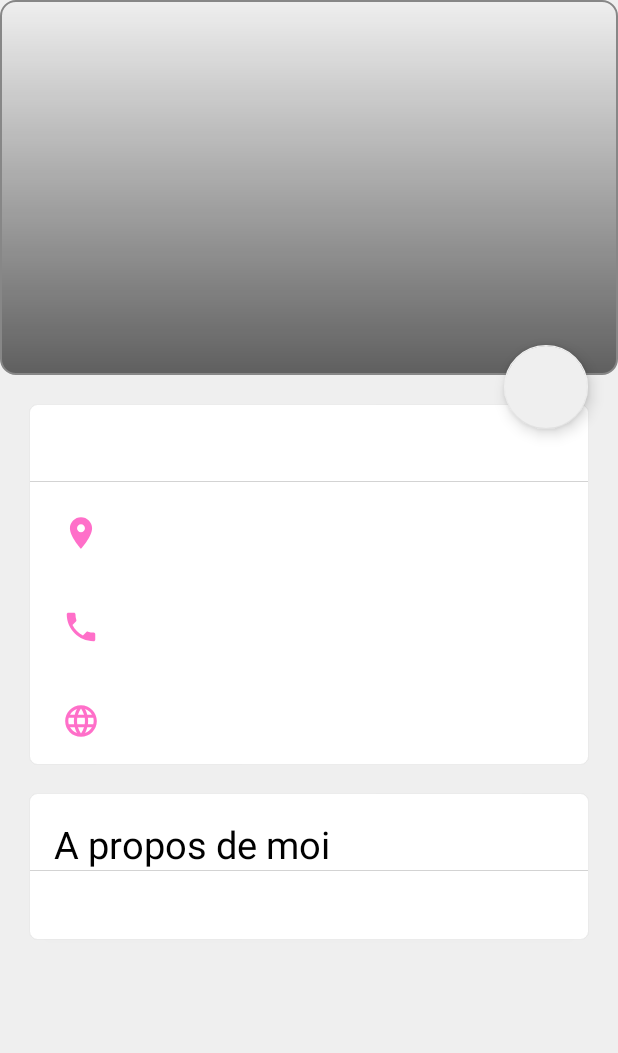
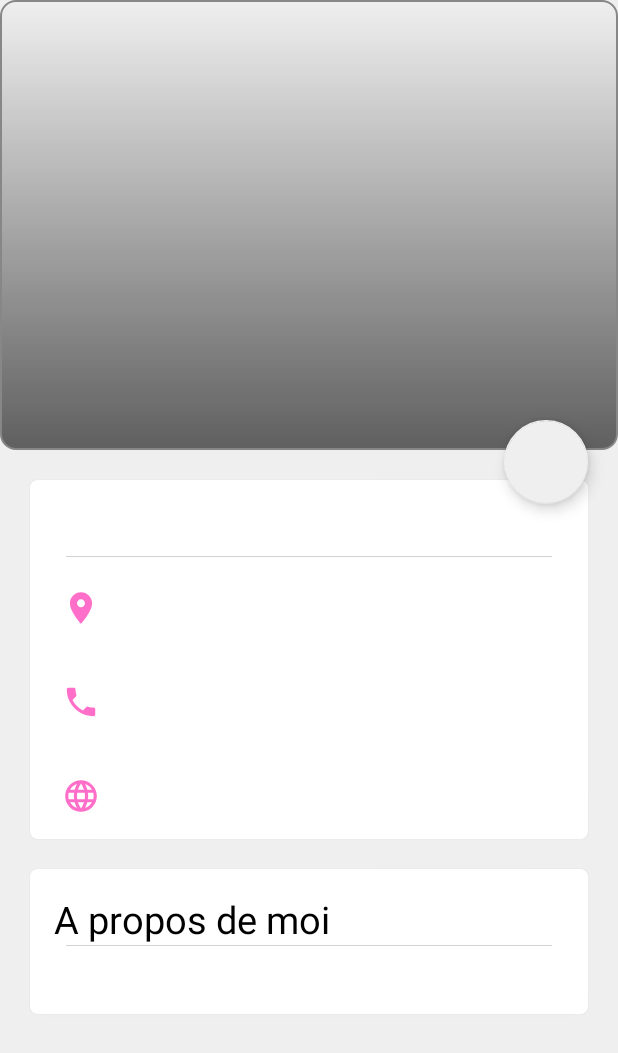
Before and after one commit to TechDija/Entre-Voisins, an Android app: the layout activity_profile.xml on its own in the app's theme, with its tools: preview values and no code run, on a phone screen of 412 x 824 dp. Shown: the top 1053 px of the screen. Run offline under Robolectric (Android 15) with nearby library versions, the phone set to English and light mode, and no system bars.

Commit message:
27.10 cleanup

```diff
--- a/app/src/main/java/com/openclassrooms/entrevoisins/di/DI.java
+++ b/app/src/main/java/com/openclassrooms/entrevoisins/di/DI.java
@@ -12,6 +12,7 @@ public class DI {
 
     /**
      * Get an instance on @{@link NeighbourApiService}
+     *
      * @return
      */
     public static NeighbourApiService getNeighbourApiService() {
@@ -20,6 +21,7 @@ public class DI {
 
     /**
      * Get always a new instance on @{@link NeighbourApiService}. Useful for tests, so we ensure the context is clean.
+     *
      * @return
      */
     public static NeighbourApiService getNewInstanceApiService() {
--- a/app/src/main/java/com/openclassrooms/entrevoisins/events/DeleteNeighbourEvent.java
+++ b/app/src/main/java/com/openclassrooms/entrevoisins/events/DeleteNeighbourEvent.java
@@ -14,6 +14,7 @@ public class DeleteNeighbourEvent {
 
     /**
      * Constructor.
+     *
      * @param neighbour
      */
     public DeleteNeighbourEvent(Neighbour neighbour) {
--- a/app/src/main/java/com/openclassrooms/entrevoisins/service/DummyNeighbourApiService.java
+++ b/app/src/main/java/com/openclassrooms/entrevoisins/service/DummyNeighbourApiService.java
@@ -8,7 +8,7 @@ import java.util.List;
 /**
  * Dummy mock for the Api
  */
-public class DummyNeighbourApiService implements  NeighbourApiService {
+public class DummyNeighbourApiService implements NeighbourApiService {
 
     private List<Neighbour> neighbours = DummyNeighbourGenerator.generateNeighbours();
 
@@ -39,11 +39,11 @@ public class DummyNeighbourApiService implements  NeighbourApiService {
     }
 
     @Override
-
     public void addToFavouriteNeighbours(Neighbour neighbour) {
         neighbours.get(neighbours.indexOf(neighbour)).setIsFavourite(true);
     }
 
+    @Override
     public void removeFromFavouriteNeighbours(Neighbour neighbour) {
         neighbours.get(neighbours.indexOf(neighbour)).setIsFavourite(false);
     }
--- a/app/src/main/java/com/openclassrooms/entrevoisins/service/NeighbourApiService.java
+++ b/app/src/main/java/com/openclassrooms/entrevoisins/service/NeighbourApiService.java
@@ -12,23 +12,26 @@ public interface NeighbourApiService {
 
     /**
      * Get all my Neighbours
+     *
      * @return {@link List}
      */
     List<Neighbour> getNeighbours();
 
     /**
      * Deletes a neighbour
+     *
      * @param neighbour
      */
     void deleteNeighbour(Neighbour neighbour);
 
     /**
      * Create a neighbour
+     *
      * @param neighbour
      */
     void createNeighbour(Neighbour neighbour);
 
-    void addToFavouriteNeighbours (Neighbour neighbour);
+    void addToFavouriteNeighbours(Neighbour neighbour);
 
     void removeFromFavouriteNeighbours(Neighbour neighbour);
 
--- a/app/src/main/java/com/openclassrooms/entrevoisins/ui/favourite_neighbours_list/FavNeighbourFragment.java
+++ b/app/src/main/java/com/openclassrooms/entrevoisins/ui/favourite_neighbours_list/FavNeighbourFragment.java
@@ -40,8 +40,6 @@ public class FavNeighbourFragment extends Fragment {
     public void onCreate(@Nullable Bundle savedInstanceState) {
         super.onCreate(savedInstanceState);
         mApiService = DI.getNeighbourApiService();
-
-
     }
 
     @Override
@@ -58,7 +56,7 @@ public class FavNeighbourFragment extends Fragment {
     private void initList() {
         mFavNeighbours = mApiService.getFavouriteNeighbours();
         mRecyclerView.setAdapter(new com.openclassrooms.entrevoisins.ui.favneighbour_list.FavNeighbourAdapter(mFavNeighbours));
-        if (mFavNeighbours!=null) {
+        if (mFavNeighbours != null) {
             configureOnClickRecyclerView();
         }
     }
@@ -66,7 +64,7 @@ public class FavNeighbourFragment extends Fragment {
     /**
      * configure onCLick recyclerView
      */
-    private void configureOnClickRecyclerView(){
+    private void configureOnClickRecyclerView() {
         ItemClickSupport.addTo(mRecyclerView)
                 .setOnItemClickListener(new ItemClickSupport.OnItemClickListener() {
                     @Override
--- a/app/src/main/java/com/openclassrooms/entrevoisins/ui/neighbour_list/ListNeighbourActivity.java
+++ b/app/src/main/java/com/openclassrooms/entrevoisins/ui/neighbour_list/ListNeighbourActivity.java
@@ -5,7 +5,6 @@ import android.support.design.widget.TabLayout;
 import android.support.v4.view.ViewPager;
 import android.support.v7.app.AppCompatActivity;
 import android.support.v7.widget.Toolbar;
-import android.widget.Button;
 
 import com.openclassrooms.entrevoisins.R;
 
@@ -31,15 +30,12 @@ public class ListNeighbourActivity extends AppCompatActivity {
         setContentView(R.layout.activity_list_neighbour);
         ButterKnife.bind(this);
 
-
         setSupportActionBar(mToolbar);
         mPagerAdapter = new ListNeighbourPagerAdapter(getSupportFragmentManager());
         mViewPager.setAdapter(mPagerAdapter);
         mViewPager.addOnPageChangeListener(new TabLayout.TabLayoutOnPageChangeListener(mTabLayout));
         mTabLayout.addOnTabSelectedListener(new TabLayout.ViewPagerOnTabSelectedListener(mViewPager));
-
     }
-
 
     @OnClick(R.id.add_neighbour)
     void addNeighbour() {
--- a/app/src/main/java/com/openclassrooms/entrevoisins/ui/neighbour_list/ListNeighbourPagerAdapter.java
+++ b/app/src/main/java/com/openclassrooms/entrevoisins/ui/neighbour_list/ListNeighbourPagerAdapter.java
@@ -15,12 +15,13 @@ public class ListNeighbourPagerAdapter extends FragmentPagerAdapter {
 
     /**
      * getItem is called to instantiate the fragment for the given page.
+     *
      * @param position
      * @return
      */
     @Override
     public Fragment getItem(int position) {
-        switch(position) {
+        switch (position) {
             case 0:
                 return new NeighbourFragment();
 
@@ -32,6 +33,7 @@ public class ListNeighbourPagerAdapter extends FragmentPagerAdapter {
 
     /**
      * get the number of pages
+     *
      * @return
      */
     @Override
--- a/app/src/main/java/com/openclassrooms/entrevoisins/ui/neighbour_list/NeighbourFragment.java
+++ b/app/src/main/java/com/openclassrooms/entrevoisins/ui/neighbour_list/NeighbourFragment.java
@@ -34,6 +34,7 @@ public class NeighbourFragment extends Fragment {
 
     /**
      * Create and return a new instance
+     *
      * @return @{@link NeighbourFragment}
      */
     public static NeighbourFragment newInstance() {
@@ -55,7 +56,6 @@ public class NeighbourFragment extends Fragment {
         mRecyclerView = (RecyclerView) view;
         mRecyclerView.setLayoutManager(new LinearLayoutManager(context));
         mRecyclerView.addItemDecoration(new DividerItemDecoration(getContext(), DividerItemDecoration.VERTICAL));
-        this.configureOnClickRecyclerView();
         return view;
     }
 
@@ -65,12 +65,13 @@ public class NeighbourFragment extends Fragment {
     private void initList() {
         mNeighbours = mApiService.getNeighbours();
         mRecyclerView.setAdapter(new MyNeighbourRecyclerViewAdapter(mNeighbours));
+        this.configureOnClickRecyclerView();
     }
 
     /**
      * configure onCLick recyclerView
      */
-    private void configureOnClickRecyclerView(){
+    private void configureOnClickRecyclerView() {
         ItemClickSupport.addTo(mRecyclerView)
                 .setOnItemClickListener(new ItemClickSupport.OnItemClickListener() {
                     @Override
@@ -105,6 +106,7 @@ public class NeighbourFragment extends Fragment {
 
     /**
      * Fired if the user clicks on a delete button
+     *
      * @param event
      */
     @Subscribe
--- a/app/src/main/res/layout/activity_list_neighbour.xml
+++ b/app/src/main/res/layout/activity_list_neighbour.xml
@@ -12,7 +12,9 @@
         android:id="@+id/appbar"
         android:layout_width="match_parent"
         android:layout_height="wrap_content"
-        android:theme="@style/AppTheme.AppBarOverlay">
+        android:theme="@style/AppTheme.AppBarOverlay"
+        app:layout_scrollFlags="scroll|exitUntilCollapsed"
+        app:layout_collapseMode="pin">
 
         <android.support.v7.widget.Toolbar
             android:id="@+id/toolbar"
--- a/app/src/main/res/layout/activity_profile.xml
+++ b/app/src/main/res/layout/activity_profile.xml
@@ -19,14 +19,15 @@
 
     <ImageView
         android:layout_width="match_parent"
-        android:layout_height="250dp"
+        android:layout_height="300dp"
         android:id="@+id/imgUser"
         android:scaleType="centerCrop"
-        app:layout_constraintTop_toTopOf="parent" />
+        app:layout_constraintTop_toTopOf="parent"
+        app:layout_collapseMode="parallax"/>
 
     <View android:id="@+id/view"
         android:layout_width="match_parent"
-        android:layout_height="250dp"
+        android:layout_height="300dp"
         android:background="@drawable/gradient_shape"
         app:layout_constraintTop_toTopOf="parent"
         app:layout_constraintStart_toStartOf="parent" />
@@ -41,7 +42,8 @@
             android:layout_marginStart="20dp"
             android:layout_marginBottom="20dp"
             app:layout_constraintBottom_toBottomOf="@id/imgUser"
-            app:layout_constraintStart_toStartOf="@id/imgUser"/>
+            app:layout_constraintStart_toStartOf="@id/imgUser"
+            app:layout_collapseMode="pin"/>
 
 
 
@@ -70,6 +72,8 @@
             <View
                 android:layout_width="match_parent"
                 android:layout_height="0.5dp"
+                android:layout_marginStart="24dp"
+                android:layout_marginEnd="24dp"
                 android:id="@+id/divider1"
                 android:background="#D3D3D3"
                 app:layout_constraintTop_toBottomOf="@id/titleName_profile"/>
@@ -171,6 +175,8 @@
                 android:layout_height="0.5dp"
                 android:id="@+id/divider2"
                 android:background="#D3D3D3"
+                android:layout_marginStart="24dp"
+                android:layout_marginEnd="24dp"
                 app:layout_constraintTop_toBottomOf="@id/aboutMe"/>
 
             <TextView
```
Also changed, not shown: app/src/main/java/com/openclassrooms/entrevoisins/model/Neighbour.java (+29 -8 lines), app/src/main/java/com/openclassrooms/entrevoisins/service/DummyNeighbourGenerator.java (+12 -12 lines), app/src/main/java/com/openclassrooms/entrevoisins/ui/favourite_neighbours_list/FavNeighbourAdapter.java (+0 -11 lines), app/src/main/java/com/openclassrooms/entrevoisins/ui/neighbour_list/MyNeighbourRecyclerViewAdapter.java (+0 -14 lines), app/src/main/java/com/openclassrooms/entrevoisins/ui/profile/ProfileActivity.java (+11 -9 lines), 1 other file.
